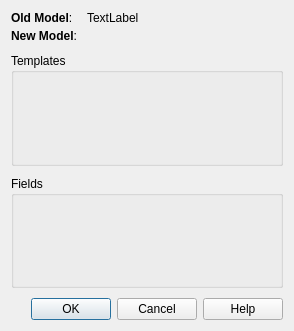
ludiosarchive/anki, file designer/changemodel.ui: the form before one commit.
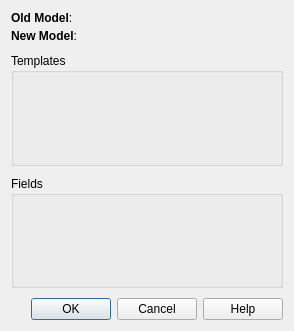
The form after the commit.

Diff of the .ui file:
```diff
--- a/designer/changemodel.ui
+++ b/designer/changemodel.ui
@@ -36,8 +36,8 @@
          <verstretch>0</verstretch>
         </sizepolicy>
        </property>
-       <property name="text" >
-        <string>TextLabel</string>
+       <property name="text">
+        <string/>
        </property>
        <property name="margin" >
         <number>4</number>
```
Left out of the diff: 81 changed lines with no effect on the pictures.
